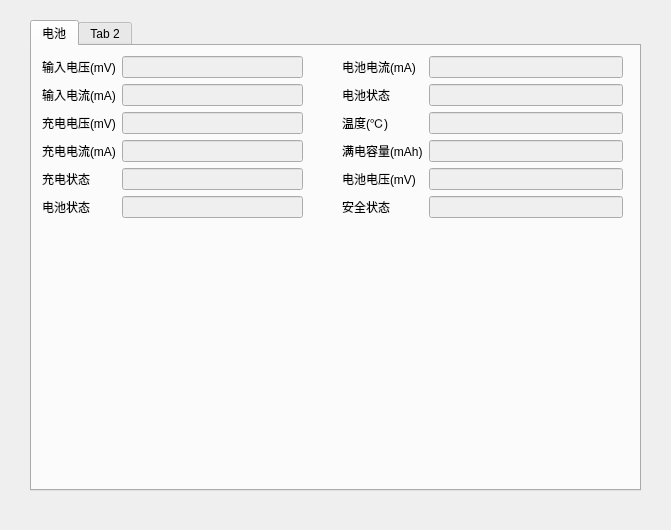
Qt form ui/deviceinfo.ui (kdjyljh/remogui) before a commit.
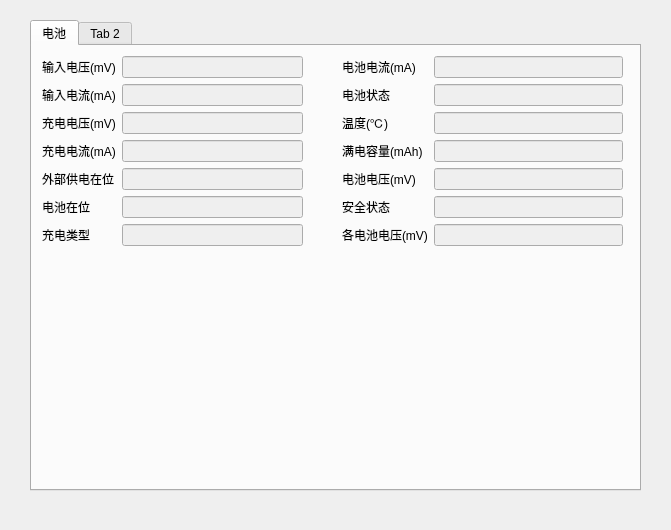
The same form after that commit.

```diff
--- a/ui/deviceinfo.ui
+++ b/ui/deviceinfo.ui
@@ -35,7 +35,7 @@
        <x>10</x>
        <y>10</y>
        <width>261</width>
-       <height>191</height>
+       <height>213</height>
       </rect>
      </property>
      <layout class="QFormLayout" name="formLayout">
@@ -98,7 +98,7 @@
       <item row="4" column="0">
        <widget class="QLabel" name="Label">
         <property name="text">
-         <string>充电状态</string>
+         <string>外部供电在位</string>
         </property>
        </widget>
       </item>
@@ -112,12 +112,26 @@
       <item row="5" column="0">
        <widget class="QLabel" name="Label_2">
         <property name="text">
-         <string>电池状态</string>
+         <string>电池在位</string>
         </property>
        </widget>
       </item>
       <item row="5" column="1">
-       <widget class="QLineEdit" name="LineEdit_2">
+       <widget class="QLineEdit" name="LineEdit_Battery_Present">
+        <property name="enabled">
+         <bool>false</bool>
+        </property>
+       </widget>
+      </item>
+      <item row="6" column="0">
+       <widget class="QLabel" name="Label_6">
+        <property name="text">
+         <string>充电类型</string>
+        </property>
+       </widget>
+      </item>
+      <item row="6" column="1">
+       <widget class="QLineEdit" name="LineEdit_Charge_Type">
         <property name="enabled">
          <bool>false</bool>
         </property>
@@ -131,7 +145,7 @@
        <x>310</x>
        <y>10</y>
        <width>281</width>
-       <height>191</height>
+       <height>213</height>
       </rect>
      </property>
      <layout class="QFormLayout" name="formLayout_3">
@@ -213,7 +227,21 @@
        </widget>
       </item>
       <item row="5" column="1">
-       <widget class="QLineEdit" name="LineEdit_5">
+       <widget class="QLineEdit" name="LineEdit_BatteryHealth">
+        <property name="enabled">
+         <bool>false</bool>
+        </property>
+       </widget>
+      </item>
+      <item row="6" column="0">
+       <widget class="QLabel" name="mVLabel_3">
+        <property name="text">
+         <string>各电池电压(mV)</string>
+        </property>
+       </widget>
+      </item>
+      <item row="6" column="1">
+       <widget class="QLineEdit" name="LineEdit_BatteryCellVoltage">
         <property name="enabled">
          <bool>false</bool>
         </property>
```
Left out of the diff: 20 changed lines with no effect on the pictures.
